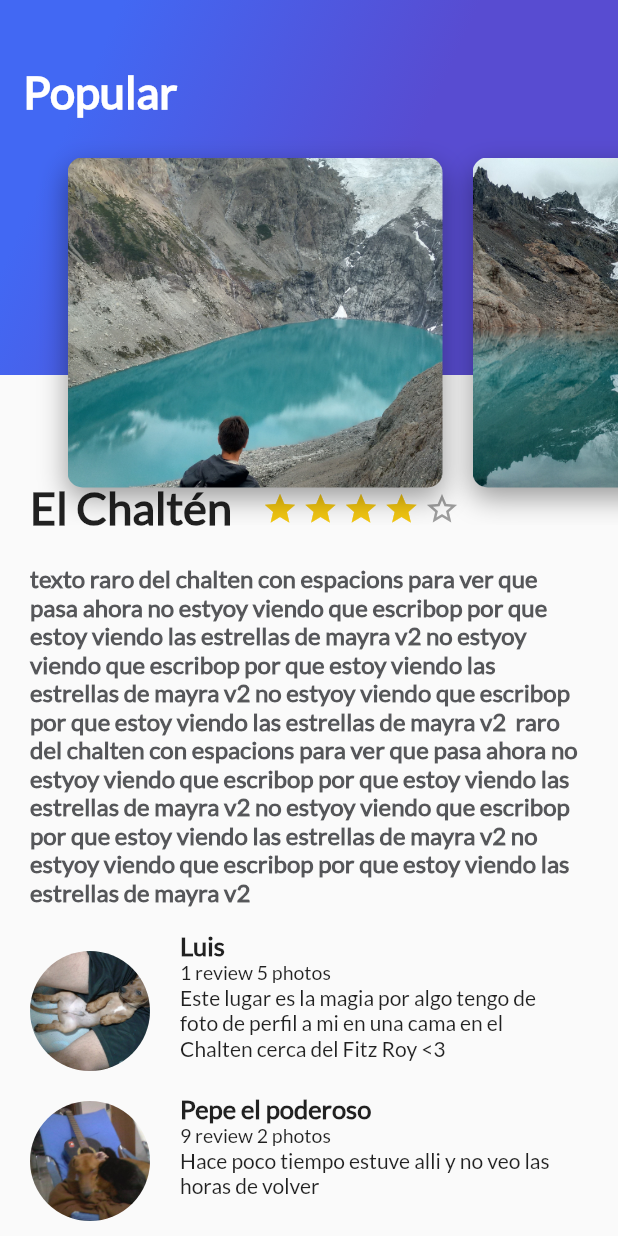
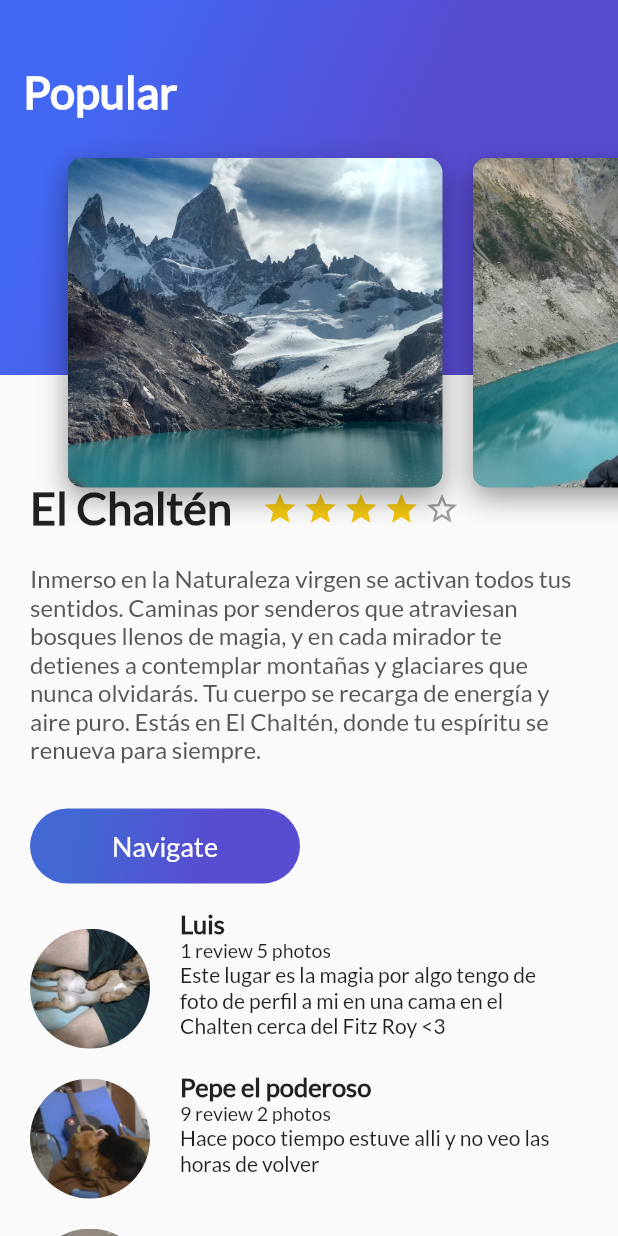
Before and after one commit to tomassiNico/travel_flutter, a Flutter app: the screen it shows after launch, on a phone screen of 412 x 824 dp. Run offline on Flutter 3.47's test engine with Material 2 defaults, Android fonts, the phone set to English and light mode, and no system bars.

Commit message:
se añade boton con bordes redondeados

```diff
--- /dev/null
+++ b/lib/button_purple.dart
@@ -0,0 +1,54 @@
+import 'package:flutter/material.dart';
+
+class ButtonPurple extends StatelessWidget {
+  ButtonPurple({this.buttonText = "Navigate"});
+
+  final String buttonText;
+
+  @override
+  Widget build(BuildContext context) {
+
+    return InkWell(
+      onTap: () {
+        Scaffold.of(context).showSnackBar(
+          SnackBar(
+            content: Text("Navegando"),
+          )
+        );
+      },
+      child: Container(
+        margin: EdgeInsets.only(
+          top: 30,
+          left: 20,
+          right: 20
+        ),
+        height: 50,
+        width: 180,
+        decoration: BoxDecoration(
+          borderRadius: BorderRadius.circular(30),
+          gradient: LinearGradient(
+            colors: [
+              Color(0XFF4268D3),
+              Color(0XFF584CD1),
+            ],
+            begin: FractionalOffset(0.2, 0.0),
+            end: FractionalOffset(1.0, 0.6),
+            stops: [0.0, 0.6],
+            tileMode: TileMode.clamp
+          )
+        ),
+
+        child: Center(
+          child: Text(
+            buttonText,
+            style: TextStyle(
+              color: Colors.white,
+              fontSize: 18,
+              fontFamily: "Lato"
+            ),
+          ),
+        ),
+      ),
+    );
+  }
+}
--- a/lib/card_imageList.dart
+++ b/lib/card_imageList.dart
@@ -6,7 +6,7 @@ class CardImageList extends StatelessWidget {
   @override
   Widget build(BuildContext context) {
 
-    final images = ['assets/img/chalten2.jpg', 'assets/img/chalten1.jpg', 'assets/img/chalten3.jpg', 'assets/img/chalten4.jpg'];
+    final images = ['assets/img/chalten4.jpg', 'assets/img/chalten2.jpg', 'assets/img/chalten1.jpg', 'assets/img/chalten3.jpg'];
 
     return Container(
       height: 350,
--- a/lib/description_place.dart
+++ b/lib/description_place.dart
@@ -1,5 +1,6 @@
 import 'package:flutter/material.dart';
 import 'review_list.dart';
+import 'button_purple.dart';
 
 class StarContainer extends StatelessWidget {
   StarContainer({this.quantity});
@@ -88,7 +89,6 @@ class DescriptionPlace extends StatelessWidget {
             style: TextStyle(
               fontFamily: "Lato",
               fontSize: 16.0,
-              fontWeight: FontWeight.bold,
               color: Color(0XFF56575A)
             )
           ),
@@ -96,9 +96,11 @@ class DescriptionPlace extends StatelessWidget {
 
 
     return Column(
+      crossAxisAlignment: CrossAxisAlignment.start,
       children: <Widget>[
         title,
         description,
+        ButtonPurple(buttonText: "Navigate"),
         ReviewList(),
       ],
     );
--- a/lib/main.dart
+++ b/lib/main.dart
@@ -27,7 +27,7 @@ class MyApp extends StatelessWidget {
           children: <Widget>[
             ListView(
               children: <Widget>[
-                DescriptionPlace(namePlace:'El Chaltén', stars: 4 , descriptionPlace: "texto raro del chalten con espacions para ver que pasa ahora no estyoy viendo que escribop por que estoy viendo las estrellas de mayra v2 no estyoy viendo que escribop por que estoy viendo las estrellas de mayra v2 no estyoy viendo que escribop por que estoy viendo las estrellas de mayra v2  raro del chalten con espacions para ver que pasa ahora no estyoy viendo que escribop por que estoy viendo las estrellas de mayra v2 no estyoy viendo que escribop por que estoy viendo las estrellas de mayra v2 no estyoy viendo que escribop por que estoy viendo las estrellas de mayra v2 ")
+                DescriptionPlace(namePlace:'El Chaltén', stars: 4 , descriptionPlace: "Inmerso en la Naturaleza virgen se activan todos tus sentidos. Caminas por senderos que atraviesan bosques llenos de magia, y en cada mirador te detienes a contemplar montañas y glaciares que nunca olvidarás. Tu cuerpo se recarga de energía y aire puro. Estás en El Chaltén, donde tu espíritu se renueva para siempre.")
               ],
             ),
             HeaderAppBar(),
```
